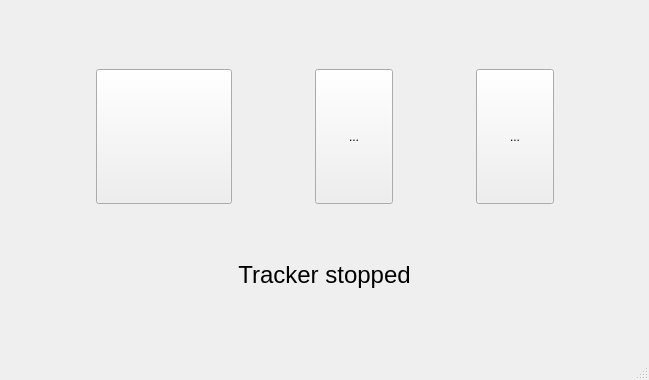
Old version of the form src/tracker/ui/MainWindow.ui in the repository OSLL/geo2tag.
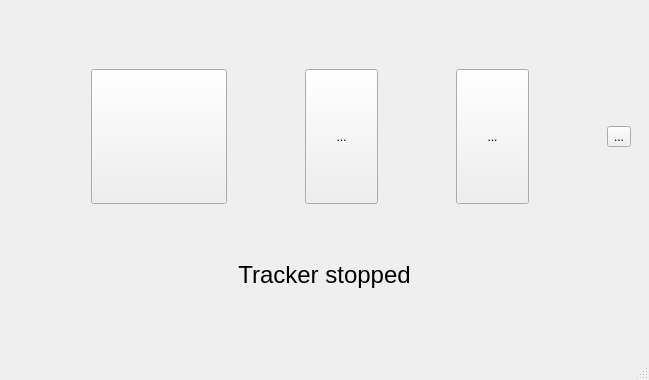
New version of the form. Icons and pictures are not drawn.

Commit message: added about widget

Patch:
```diff
--- a/src/tracker/ui/MainWindow.ui
+++ b/src/tracker/ui/MainWindow.ui
@@ -199,6 +199,23 @@
               </property>
              </spacer>
             </item>
+            <item>
+             <widget class="QToolButton" name="aboutButton">
+              <property name="text">
+               <string>...</string>
+              </property>
+              <property name="icon">
+               <iconset resource="images.qrc">
+                <normaloff>:/images/information-256.png</normaloff>:/images/information-256.png</iconset>
+              </property>
+              <property name="iconSize">
+               <size>
+                <width>128</width>
+                <height>128</height>
+               </size>
+              </property>
+             </widget>
+            </item>
            </layout>
           </item>
           <item>
```
Left out of the diff: 2 changed lines with no effect on the pictures. The commit also changes 7 other files.
